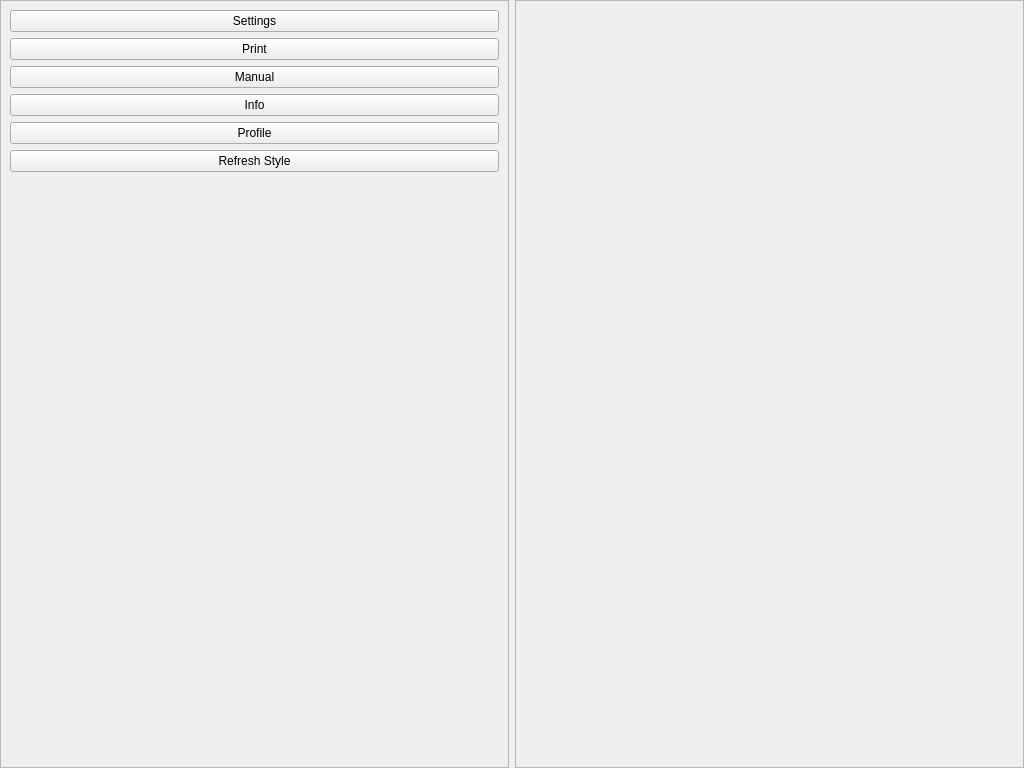
Above: gui/ui/MainWindow.ui from nico88chessa/MIBDV before the change. Below: the same form after it.
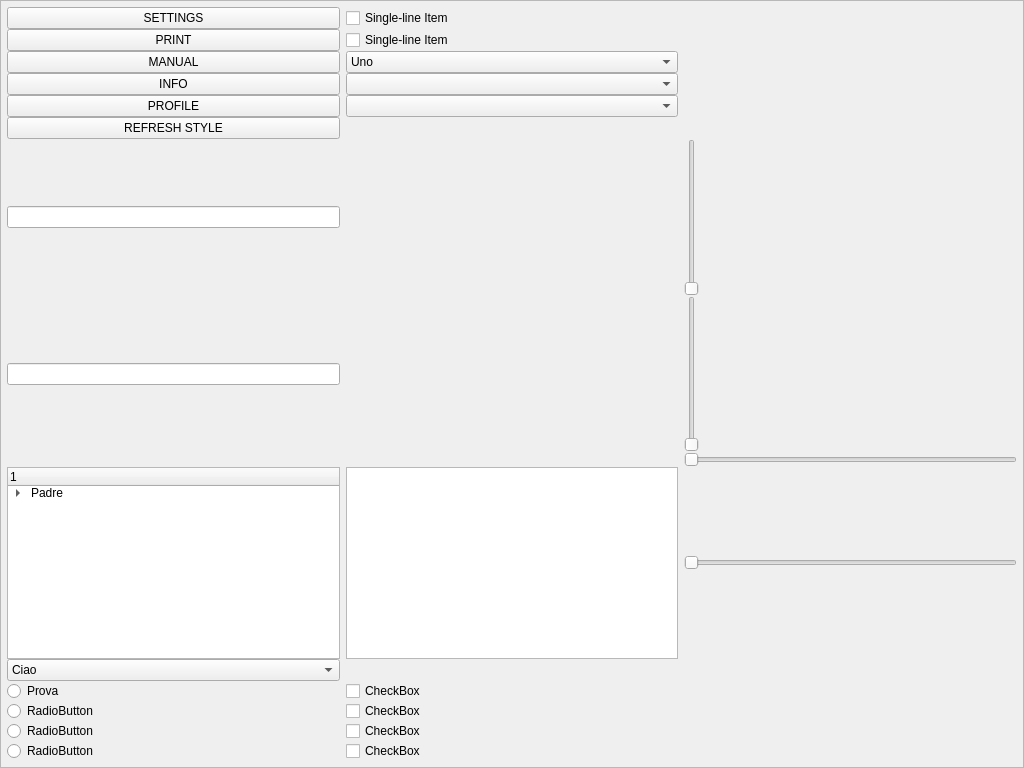
That is the form after the change. Custom widgets are drawn as their Qt base class.

Commit message: inserito widget Material Design: MDComboBox, MDListWidget, MDComboBox, MDTextLine; aggiunto diverse icone; modificato resource.qrc; modificato qss; modificato MainWindow per fare le prove;

What changed in the file:
```diff
--- a/gui/ui/MainWindow.ui
+++ b/gui/ui/MainWindow.ui
@@ -27,8 +27,14 @@
     <property name="bottomMargin">
      <number>0</number>
     </property>
+    <property name="spacing">
+     <number>0</number>
+    </property>
     <item row="0" column="0">
      <layout class="QGridLayout" name="gridLayout">
+      <property name="spacing">
+       <number>0</number>
+      </property>
       <item row="0" column="0">
        <widget class="QFrame" name="buttonFrame">
         <property name="frameShape">
@@ -37,84 +43,330 @@
         <property name="frameShadow">
          <enum>QFrame::Raised</enum>
         </property>
-        <layout class="QVBoxLayout" name="verticalLayout_2">
-         <item>
-          <layout class="QVBoxLayout" name="verticalLayout">
-           <item>
+        <layout class="QGridLayout" name="gridLayout_4">
+         <property name="leftMargin">
+          <number>0</number>
+         </property>
+         <property name="topMargin">
+          <number>0</number>
+         </property>
+         <property name="rightMargin">
+          <number>0</number>
+         </property>
+         <property name="bottomMargin">
+          <number>0</number>
+         </property>
+         <property name="spacing">
+          <number>0</number>
+         </property>
+         <item row="0" column="0">
+          <layout class="QGridLayout" name="gridLayout_3">
+           <property name="leftMargin">
+            <number>6</number>
+           </property>
+           <property name="topMargin">
+            <number>6</number>
+           </property>
+           <property name="rightMargin">
+            <number>6</number>
+           </property>
+           <property name="bottomMargin">
+            <number>6</number>
+           </property>
+           <property name="horizontalSpacing">
+            <number>6</number>
+           </property>
+           <property name="verticalSpacing">
+            <number>0</number>
+           </property>
+           <item row="3" column="1">
+            <widget class="MDComboBox" name="comboBox_3">
+             <property name="labelText" stdset="0">
+              <string>Due</string>
+             </property>
+            </widget>
+           </item>
+           <item row="4" column="1">
+            <widget class="MDComboBox" name="comboBox_4">
+             <property name="labelText" stdset="0">
+              <string>Tre</string>
+             </property>
+            </widget>
+           </item>
+           <item row="7" column="0">
+            <widget class="MDTextline" name="lineEdit_2"/>
+           </item>
+           <item row="6" column="0">
+            <widget class="MDTextline" name="lineEdit"/>
+           </item>
+           <item row="0" column="0">
             <widget class="QPushButton" name="buttonSettings">
              <property name="text">
-              <string>Settings</string>
+              <string>SETTINGS</string>
              </property>
             </widget>
            </item>
-           <item>
+           <item row="1" column="0">
             <widget class="QPushButton" name="buttonPrint">
              <property name="text">
-              <string>Print</string>
+              <string>PRINT</string>
              </property>
             </widget>
            </item>
-           <item>
-            <widget class="QPushButton" name="buttonManual">
-             <property name="text">
-              <string>Manual</string>
-             </property>
-            </widget>
-           </item>
-           <item>
-            <widget class="QPushButton" name="buttonInfo">
-             <property name="text">
-              <string>Info</string>
-             </property>
-            </widget>
-           </item>
-           <item>
+           <item row="4" column="0">
             <widget class="QPushButton" name="buttonProfile">
              <property name="text">
-              <string>Profile</string>
+              <string>PROFILE</string>
              </property>
             </widget>
            </item>
-           <item>
+           <item row="3" column="0">
+            <widget class="QPushButton" name="buttonInfo">
+             <property name="text">
+              <string>INFO</string>
+             </property>
+            </widget>
+           </item>
+           <item row="5" column="0">
             <widget class="QPushButton" name="buttonRefreshStyle">
              <property name="text">
-              <string>Refresh Style</string>
+              <string>REFRESH STYLE</string>
              </property>
             </widget>
            </item>
-           <item>
-            <spacer name="verticalSpacer">
+           <item row="10" column="0">
+            <widget class="QComboBox" name="comboBox">
+             <item>
+              <property name="text">
+               <string>Ciao</string>
+              </property>
+             </item>
+             <item>
+              <property name="text">
+               <string>Due</string>
+              </property>
+             </item>
+             <item>
+              <property name="text">
+               <string>Tre</string>
+              </property>
+             </item>
+             <item>
+              <property name="text">
+               <string>Quattro</string>
+              </property>
+             </item>
+            </widget>
+           </item>
+           <item row="12" column="0">
+            <widget class="QRadioButton" name="radioButton_2">
+             <property name="text">
+              <string>RadioButton</string>
+             </property>
+            </widget>
+           </item>
+           <item row="11" column="0">
+            <widget class="QRadioButton" name="radioButton">
+             <property name="text">
+              <string>Prova</string>
+             </property>
+            </widget>
+           </item>
+           <item row="9" column="0">
+            <widget class="QTreeWidget" name="treeWidget">
+             <column>
+              <property name="text">
+               <string>1</string>
+              </property>
+             </column>
+             <item>
+              <property name="text">
+               <string>Padre</string>
+              </property>
+              <item>
+               <property name="text">
+                <string>Figlio 1</string>
+               </property>
+              </item>
+              <item>
+               <property name="text">
+                <string>Figlio 2</string>
+               </property>
+               <item>
+                <property name="text">
+                 <string>Nipote2a</string>
+                </property>
+               </item>
+               <item>
+                <property name="text">
+                 <string>Nipote2b</string>
+                </property>
+               </item>
+               <item>
+                <property name="text">
+                 <string>Nipote2c</string>
+                </property>
+               </item>
+              </item>
+              <item>
+               <property name="text">
+                <string>Figlio 3</string>
+               </property>
+              </item>
+             </item>
+            </widget>
+           </item>
+           <item row="11" column="1">
+            <widget class="QCheckBox" name="checkBox">
+             <property name="text">
+              <string>CheckBox</string>
+             </property>
+            </widget>
+           </item>
+           <item row="13" column="1">
+            <widget class="QCheckBox" name="checkBox_3">
+             <property name="text">
+              <string>CheckBox</string>
+             </property>
+            </widget>
+           </item>
+           <item row="1" column="1">
+            <widget class="MDSwitchLine" name="checkBox_6">
+             <property name="text">
+              <string>Single-line Item</string>
+             </property>
+            </widget>
+           </item>
+           <item row="2" column="0">
+            <widget class="QPushButton" name="buttonManual">
+             <property name="text">
+              <string>MANUAL</string>
+             </property>
+            </widget>
+           </item>
+           <item row="14" column="0">
+            <widget class="QRadioButton" name="radioButton_4">
+             <property name="text">
+              <string>RadioButton</string>
+             </property>
+            </widget>
+           </item>
+           <item row="12" column="1">
+            <widget class="QCheckBox" name="checkBox_2">
+             <property name="text">
+              <string>CheckBox</string>
+             </property>
+            </widget>
+           </item>
+           <item row="0" column="1">
+            <widget class="MDSwitchLine" name="checkBox_5">
+             <property name="layoutDirection">
+              <enum>Qt::LeftToRight</enum>
+             </property>
+             <property name="text">
+              <string>Single-line Item</string>
+             </property>
+            </widget>
+           </item>
+           <item row="9" column="1">
+            <widget class="MDListWidget" name="listWidget"/>
+           </item>
+           <item row="13" column="0">
+            <widget class="QRadioButton" name="radioButton_3">
+             <property name="text">
+              <string>RadioButton</string>
+             </property>
+            </widget>
+           </item>
+           <item row="14" column="1">
+            <widget class="QCheckBox" name="checkBox_4">
+             <property name="text">
+              <string>CheckBox</string>
+             </property>
+            </widget>
+           </item>
+           <item row="2" column="1">
+            <widget class="MDComboBox" name="comboBox_2">
+             <property name="labelText" stdset="0">
+              <string>Uno</string>
+             </property>
+             <item>
+              <property name="text">
+               <string>Uno</string>
+              </property>
+             </item>
+             <item>
+              <property name="text">
+               <string>Single-line Item</string>
+              </property>
+             </item>
+             <item>
+              <property name="text">
+               <string>Tre</string>
+              </property>
+             </item>
+            </widget>
+           </item>
+           <item row="7" column="2">
+            <widget class="QSlider" name="verticalSlider">
              <property name="orientation">
               <enum>Qt::Vertical</enum>
              </property>
-             <property name="sizeHint" stdset="0">
-              <size>
-               <width>20</width>
-               <height>40</height>
-              </size>
+            </widget>
+           </item>
+           <item row="9" column="2">
+            <widget class="QSlider" name="horizontalSlider">
+             <property name="orientation">
+              <enum>Qt::Horizontal</enum>
              </property>
-            </spacer>
+            </widget>
+           </item>
+           <item row="8" column="2">
+            <widget class="QSlider" name="horizontalSlider_2">
+             <property name="orientation">
+              <enum>Qt::Horizontal</enum>
+             </property>
+            </widget>
+           </item>
+           <item row="6" column="2">
+            <widget class="QSlider" name="verticalSlider_2">
+             <property name="orientation">
+              <enum>Qt::Vertical</enum>
+             </property>
+            </widget>
            </item>
           </layout>
          </item>
         </layout>
        </widget>
       </item>
-      <item row="0" column="1">
-       <widget class="QFrame" name="panelFrame">
-        <property name="frameShape">
-         <enum>QFrame::StyledPanel</enum>
-        </property>
-        <property name="frameShadow">
-         <enum>QFrame::Raised</enum>
-        </property>
-       </widget>
-      </item>
      </layout>
     </item>
    </layout>
   </widget>
  </widget>
+ <customwidgets>
+  <customwidget>
+   <class>MDTextline</class>
+   <extends>QLineEdit</extends>
+   <header>gui/custom-widgets/MDTextline.hpp</header>
+  </customwidget>
+  <customwidget>
+   <class>MDSwitchLine</class>
+   <extends>QCheckBox</extends>
+   <header>gui/custom-widgets/MDSwitchLine.hpp</header>
+  </customwidget>
+  <customwidget>
+   <class>MDListWidget</class>
+   <extends>QListWidget</extends>
+   <header>gui/custom-widgets/MDListWidget.hpp</header>
+  </customwidget>
+  <customwidget>
+   <class>MDComboBox</class>
+   <extends>QComboBox</extends>
+   <header>gui/custom-widgets/MDComboBox.hpp</header>
+  </customwidget>
+ </customwidgets>
  <resources/>
  <connections/>
 </ui>
```
The commit also changes 23 other files.
